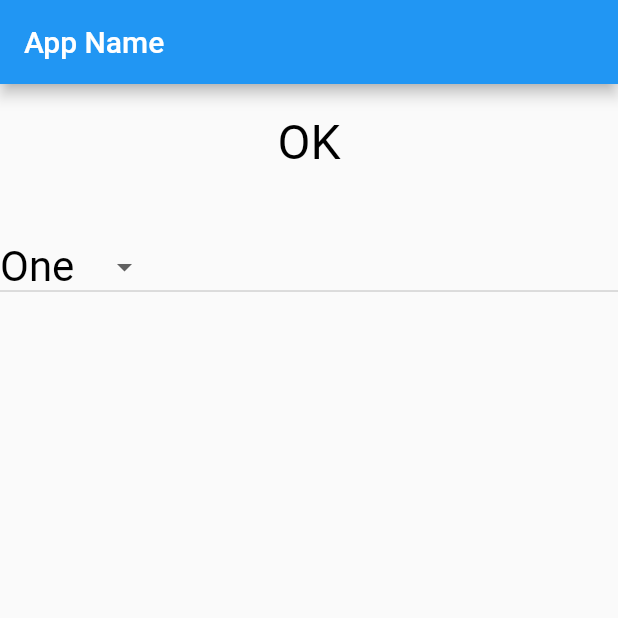
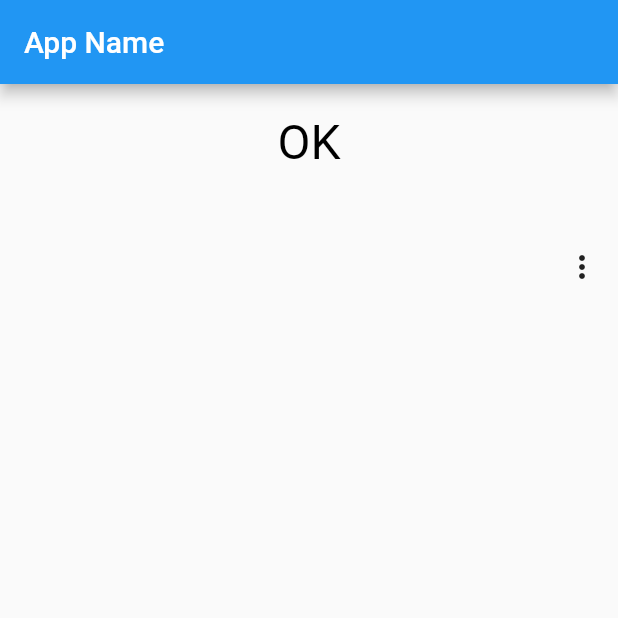
Before and after one commit to Sho-Nagato/flutter-training, a Flutter app: the screen it shows after launch, on a phone screen of 412 x 824 dp, the top half of it. Run offline on Flutter 3.47's test engine with Material 2 defaults, Android fonts, the phone set to English and light mode, and no system bars.

Commit message:
fix PopupMenuButton

```diff
--- a/lib/main.dart
+++ b/lib/main.dart
@@ -63,20 +63,16 @@ class _MyHomePageState extends State<MyHomePage> {
               padding: EdgeInsets.all(10.0)
             ),
 
-            DropdownButton<String>(
-              onChanged: popupSelected,
-              value: _selected,
-              style: const TextStyle(
-                fontSize:28.0,
-                color: Color(0xFF000000),
-                fontWeight: FontWeight.w400,
-                fontFamily: "Roboto"
+            Align(
+              alignment: Alignment.centerRight,
+              child: PopupMenuButton(
+                onSelected: popupSelected,
+                itemBuilder: (BuildContext context) => <PopupMenuEntry<String>>[
+                  const PopupMenuItem<String>(value: "One", child: Text('One')),
+                  const PopupMenuItem<String>(value: "Two", child: Text('Two')),
+                  const PopupMenuItem<String>(value: "Three", child: Text('Three')),
+                ],
               ),
-              items: const <DropdownMenuItem<String>> [
-                DropdownMenuItem<String>(value: "One", child: Text('One')),
-                DropdownMenuItem<String>(value: "Two", child: Text('Two')),
-                DropdownMenuItem<String>(value: "Three", child: Text('Three')),
-              ],
             ),
           ]
         ),
```
